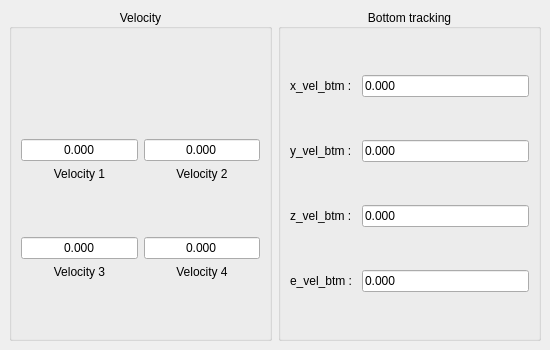
The window that rqt_monitor/resource/mainwindow.ui (sonia-auv/ros2_rqt_sonia_plugins) describes before a commit, drawn with Qt 5.
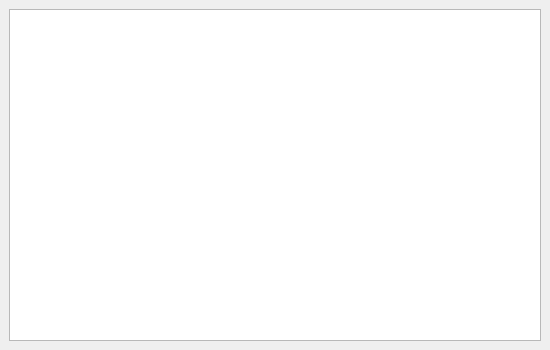
The same window after the commit.

Commit message: LOG-163: working on monitor plugin

```diff
--- a/rqt_monitor/resource/mainwindow.ui
+++ b/rqt_monitor/resource/mainwindow.ui
@@ -36,143 +36,7 @@
   <widget class="QWidget" name="centralwidget">
    <layout class="QGridLayout" name="horizontalLayout">
     <item row="0" column="0">
-    <!-- ===== Group 1 ===== -->
-    <widget class="QGroupBox" name="groupBox1">
-     <property name="title">
-      <string>Velocity</string>
-     </property>
-     <property name="alignment">
-            <set>Qt::AlignCenter</set>
-      </property>
-     <layout class="QGridLayout" name="gridLayout1">
-      <!-- Same content as before -->
-      <item row="0" column="0" alignment="Qt::AlignBottom">
-      <layout class="QVBoxLayout" name="Vbox1">
-      <item>
-       <widget class="QLineEdit" name="vel1Textfield">
-        <property name="readOnly"><bool>true</bool></property>
-        <property name="text"><string>0.000</string></property>
-        <property name="alignment"><set>Qt::AlignHCenter</set></property>
-       </widget>
-      </item>
-      <item>
-        <widget class="QLabel" name="Vel1Label">
-        <property name="text"><string>Velocity 1</string></property>
-        <property name="alignment"><set>Qt::AlignHCenter</set></property>
-       </widget>
-       </item>
-       </layout>    
-      </item>
-      <item row="0" column="1" alignment="Qt::AlignBottom">
-      <layout class="QVBoxLayout" name="Vbox2">
-      <item>
-       <widget class="QLineEdit" name="vel2Textfield">
-        <property name="readOnly"><bool>true</bool></property>
-        <property name="text"><string>0.000</string></property>
-        <property name="alignment"><set>Qt::AlignHCenter</set></property>
-       </widget>
-      </item>
-      <item>
-       <widget class="QLabel" name="Vel2Label">
-        <property name="text"><string>Velocity 2</string></property>
-        <property name="alignment"><set>Qt::AlignHCenter</set></property>
-       </widget>
-      </item>
-       </layout>    
-      </item>
-      <item row="1" column="0" alignment="Qt::AlignVCenter">
-      <layout class="QVBoxLayout" name="Vbox3">
-      <item>
-       <widget class="QLineEdit" name="vel3Textfield">
-        <property name="readOnly"><bool>true</bool></property>
-        <property name="text"><string>0.000</string></property>
-        <property name="alignment"><set>Qt::AlignHCenter</set></property>
-       </widget>
-      </item>
-      <item>
-       <widget class="QLabel" name="Vel3Label">
-        <property name="text"><string>Velocity 3</string></property>
-        <property name="alignment"><set>Qt::AlignHCenter</set></property>
-       </widget>
-      </item>
-      </layout>    
-      </item>
-      <item row="1" column="1" alignment="Qt::AlignVCenter">
-      <layout class="QVBoxLayout" name="Vbox3">
-      <item>
-       <widget class="QLineEdit" name="vel4Textfield">
-        <property name="readOnly"><bool>true</bool></property>
-        <property name="text"><string>0.000</string></property>
-        <property name="alignment"><set>Qt::AlignHCenter</set></property>
-       </widget>
-      </item>
-      <item>
-       <widget class="QLabel" name="Vel4Label">
-        <property name="text"><string>Velocity 4</string></property>
-        <property name="alignment"><set>Qt::AlignHCenter</set></property>
-       </widget>
-      </item>
-     </layout>
-     </item>
-     </layout> 
-    </widget>
-      </item>
-    <item row="0" column="1">
-    <!-- ===== Group 2 ===== -->
-    <widget class="QGroupBox" name="groupBox2">
-     <property name="title">
-      <string>Bottom tracking</string>
-     </property>
-     <property name="alignment">
-      <set>Qt::AlignCenter</set>
-      </property>
-     <layout class="QGridLayout" name="gridLayout2">
-      <item row="0" column="0">
-       <widget class="QLabel" name="xVelLabel">
-        <property name="text"><string>x_vel_btm : </string></property>
-       </widget>
-      </item>
-      <item row="0" column="1">
-       <widget class="QLineEdit" name="xVelTextfield">
-        <property name="readOnly"><bool>true</bool></property>
-        <property name="text"><string>0.000</string></property>
-       </widget>
-      </item>
-      <item row="1" column="0">
-       <widget class="QLabel" name="yVelLabel">
-        <property name="text"><string>y_vel_btm : </string></property>
-       </widget>
-      </item>
-      <item row="1" column="1">
-       <widget class="QLineEdit" name="yVelTextfield">
-        <property name="readOnly"><bool>true</bool></property>
-        <property name="text"><string>0.000</string></property>
-       </widget>
-      </item>
-      <item row="2" column="0">
-       <widget class="QLabel" name="zVelLabel">
-        <property name="text"><string>z_vel_btm : </string></property>
-       </widget>
-      </item>
-      <item row="2" column="1">
-       <widget class="QLineEdit" name="zVelTextfield">
-        <property name="readOnly"><bool>true</bool></property>
-        <property name="text"><string>0.000</string></property>
-       </widget>
-      </item>
-      <item row="3" column="0">
-       <widget class="QLabel" name="eVelLabel">
-        <property name="text"><string>e_vel_btm : </string></property>
-       </widget>
-      </item>
-      <item row="3" column="1">
-       <widget class="QLineEdit" name="eVelTextfield">
-        <property name="readOnly"><bool>true</bool></property>
-        <property name="text"><string>0.000</string></property>
-       </widget>
-      </item>
-     </layout>
-    </widget>
+     <widget class="QTableView" name="monitorTable"/>
     </item>
    </layout>
   </widget>
```
Left out of the diff: 2 changed lines with no effect on the pictures. The commit also changes 3 other files.
